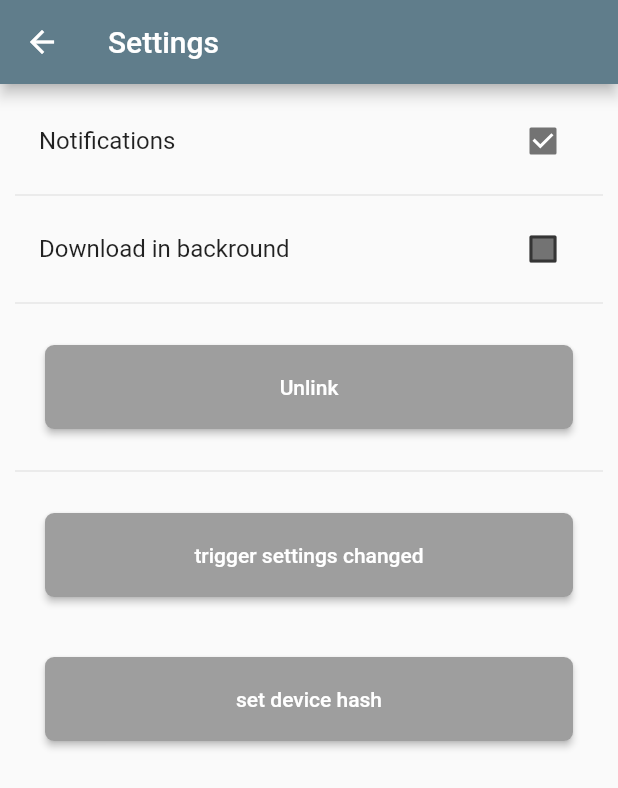
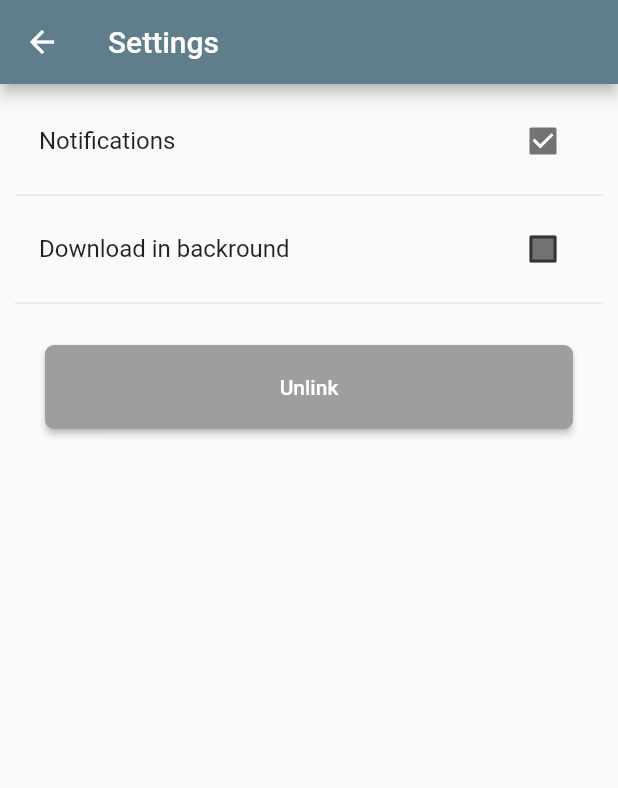
Before and after one commit to Abstractolotl/aztube-app, a Flutter app: the screen it shows after launch, after a tap on the "settings" icon, on a phone screen of 412 x 824 dp. Shown: the top 788 px of the screen. Run offline on Flutter 3.47's test engine with Material 2 defaults, Android fonts, the phone set to English and light mode, and no system bars; our stand-ins replace camera, device_info_plus; missing offline and left inert: qr_code_scanner.

Commit message:
AZ-69 Remove debug buttons

```diff
--- a/lib/views/settings.dart
+++ b/lib/views/settings.dart
@@ -79,35 +79,6 @@ class SettingsScreenState extends State<SettingsScreen> {
               },
             ),
           ),
-          const Divider(),
-          Container(
-            padding:
-                const EdgeInsets.symmetric(vertical: 20.0, horizontal: 20.0),
-            child: SimpleButton(
-              child: const Text('trigger settings changed'),
-              color: (widget.settings.deviceHash.length >= 10)
-                  ? Colors.red
-                  : Colors.grey,
-              onPressed: () {
-                platform.invokeMethod("settingsChanged");
-              },
-            ),
-          ),
-          Container(
-            padding:
-                const EdgeInsets.symmetric(vertical: 20.0, horizontal: 20.0),
-            child: SimpleButton(
-              child: const Text('set device hash'),
-              color: (widget.settings.deviceHash.length >= 10)
-                  ? Colors.red
-                  : Colors.grey,
-              onPressed: () {
-                widget.settings.deviceHash =
-                    "aade1983-8062-44e4-8237-90eee0f43e4f";
-                FileManager().saveSettings(widget.settings);
-              },
-            ),
-          )
         ]),
       ),
     );
```
